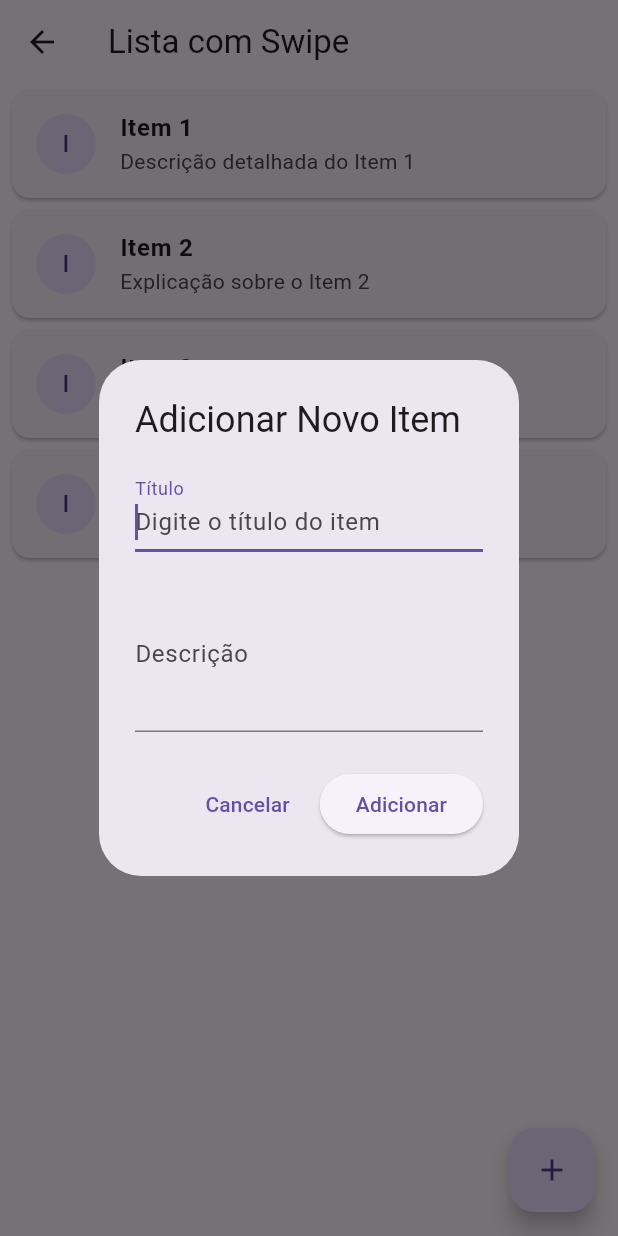
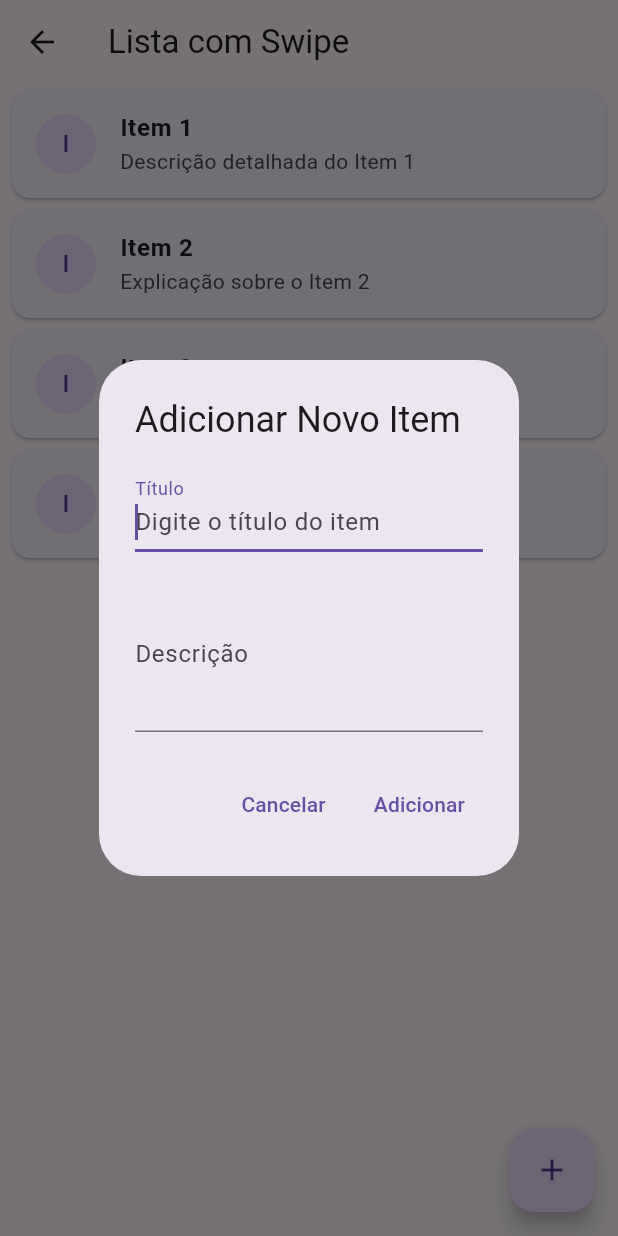
Before and after one commit to marivaldojunior/appium_and_flutter_test, a Flutter app: the ListViewPage screen opened directly, after a tap on the "add" icon, on a phone screen of 412 x 824 dp. Run offline on Flutter 3.47's test engine with Material 3 defaults, Android fonts, the phone set to English and light mode, and no system bars; our stand-ins replace image_picker.

Commit message:
Alguns ajustes de layout

```diff
--- a/lib/pages/listview_page.dart
+++ b/lib/pages/listview_page.dart
@@ -111,7 +111,7 @@ class _ListViewPageState extends State<ListViewPage> {
                 Navigator.of(context).pop();
               },
             ),
-            ElevatedButton(
+            TextButton(
               child: const Text('Adicionar'),
               onPressed: () {
                 // Valida o formulário antes de adicionar
@@ -208,7 +208,7 @@ class _ListViewPageState extends State<ListViewPage> {
                 Navigator.of(context).pop();
               },
             ),
-            ElevatedButton(
+            TextButton(
               child: const Text('Salvar'),
               onPressed: () {
                 // Valida o formulário antes de salvar
```
